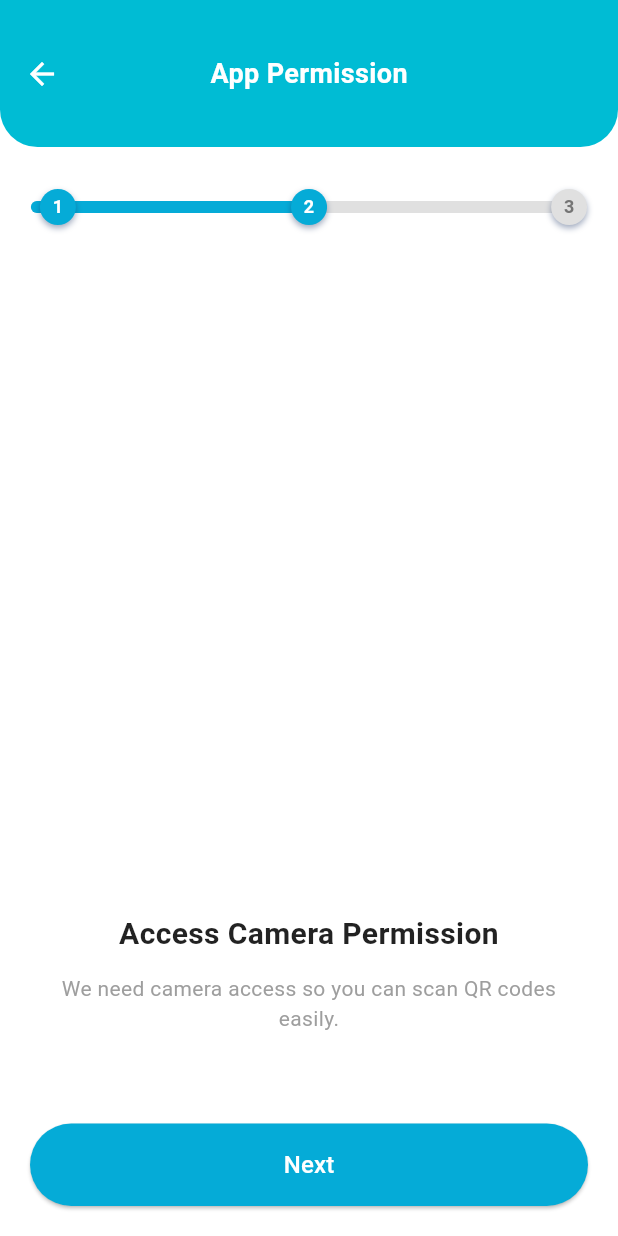
After one commit to LinaMassoud/driver, a Flutter app: the PermissionStepsScreen screen opened by its route, after a tap on "Next", on a phone screen of 412 x 824 dp. The commit adds this screen. Run offline on Flutter 3.47's test engine with Material 3 defaults, Android fonts, the phone set to English and light mode, and no system bars; our stand-ins replace flutter_riverpod, flutter_secure_storage, flutter_svg, geolocator; accounts and stored records are empty; network calls fail; project files that could hold a hidden picture were left out.

Commit message:
permissions

```diff
--- a/lib/main.dart
+++ b/lib/main.dart
@@ -3,6 +3,7 @@ import 'package:driver/providers/language_provider.dart';
 import 'package:driver/screens/homescreen.dart';
 import 'package:driver/screens/languages.dart';
 import 'package:driver/screens/launch_screen.dart';
+import 'package:driver/screens/permissions.dart';
 import 'package:flutter/material.dart';
 import 'package:driver/screens/login_screen.dart';
 import 'package:driver/screens/visits_screen.dart';
@@ -40,6 +41,7 @@ class MyApp extends ConsumerWidget {
         '/home': (context) => const HomePage(),
         '/language': (context) => const LanguagePage(),
         '/visits': (context) => const DriverVisitsScreen(),
+        '/permissions': (context) => const PermissionStepsScreen(),
         // '/profile' key routes to UserProfileScreen widget
       },
     );
--- a/lib/screens/homescreen.dart
+++ b/lib/screens/homescreen.dart
@@ -96,8 +96,8 @@ class HomePage extends ConsumerWidget {
                   padding: const EdgeInsets.only(
                     top: 80,
                     bottom: 16,
-                    left: 16,
-                    right: 16,
+                    left: 30,
+                    right: 30,
                   ),
                   child: Column(
                     mainAxisSize: MainAxisSize.min,
@@ -318,6 +318,9 @@ class HomePage extends ConsumerWidget {
             context,
             loc.appPermission,
             "assets/icons/permission.svg",
+            onTap: () {
+              Navigator.pushNamed(context, '/permissions');
+            },
           ),
           _drawerItem(
             context,
--- /dev/null
+++ b/lib/screens/permissions.dart
@@ -0,0 +1,221 @@
+import 'package:flutter/material.dart';
+
+class PermissionStepsScreen extends StatefulWidget {
+  const PermissionStepsScreen({super.key});
+
+  @override
+  State<PermissionStepsScreen> createState() => _PermissionStepsScreenState();
+}
+
+class _PermissionStepsScreenState extends State<PermissionStepsScreen> {
+  int _currentStep = 0;
+
+  final List<Map<String, String>> _steps = [
+    {
+      "title": "Access Location Permission",
+      "description":
+          "Choose the domestic solution that matches your lifestyle and personalized requirements",
+    },
+    {
+      "title": "Access Camera Permission",
+      "description": "We need camera access so you can scan QR codes easily.",
+    },
+    {
+      "title": "Enable Notifications",
+      "description":
+          "Stay updated with important alerts and notifications instantly.",
+    },
+  ];
+
+  void _nextStep() {
+    if (_currentStep < _steps.length - 1) {
+      setState(() => _currentStep++);
+    } else {
+      Navigator.pop(context);
+      ScaffoldMessenger.of(
+        context,
+      ).showSnackBar(const SnackBar(content: Text("All steps completed!")));
+    }
+  }
+
+  Widget _buildStepIndicator(BuildContext context) {
+    double width = MediaQuery.of(context).size.width * 0.9;
+    double circleRadius = 12;
+    double stepSpacing = (width - 2 * circleRadius) / (_steps.length - 1);
+
+    return SizedBox(
+      width: width,
+      height: 40,
+      child: Stack(
+        alignment: Alignment.center,
+        children: [
+          // Grey full bar goes all the way across
+          Positioned.fill(
+            top: 16,
+            bottom: 16,
+            child: Container(
+              height: 8,
+              decoration: BoxDecoration(
+                color: Colors.grey.shade300,
+                borderRadius: BorderRadius.circular(4),
+              ),
+            ),
+          ),
+
+          // Cyan progress bar (filled behind circles)
+          Positioned(
+            left: 0,
+            right: width - (circleRadius * 2 + stepSpacing * _currentStep),
+            top: 16,
+            bottom: 16,
+            child: Container(
+              height: 8,
+              decoration: BoxDecoration(
+                color: Color(0xFF05ABD7),
+                borderRadius: BorderRadius.circular(4),
+              ),
+            ),
+          ),
+
+          // Circles on top
+          Row(
+            mainAxisAlignment: MainAxisAlignment.spaceBetween,
+            children: List.generate(_steps.length, (index) {
+              final isActive = index <= _currentStep;
+              // Add a small left offset for the first circle
+              double leftOffset = index == 0 ? circleRadius * 0.5 : 0;
+
+              return Transform.translate(
+                offset: Offset(leftOffset, 0),
+                child: Container(
+                  decoration: BoxDecoration(
+                    shape: BoxShape.circle,
+                    boxShadow: [
+                      BoxShadow(
+                        color: const Color(0xFF10295C).withOpacity(0.4),
+                        blurRadius: 3,
+                        spreadRadius: 0,
+                        offset: const Offset(0, 2),
+                      ),
+                    ],
+                  ),
+                  child: CircleAvatar(
+                    radius: circleRadius,
+                    backgroundColor: isActive
+                        ? Color(0xFF05ABD7)
+                        : Colors.grey.shade300,
+                    child: Text(
+                      "${index + 1}",
+                      style: TextStyle(
+                        color: isActive ? Colors.white : Colors.grey.shade600,
+                        fontWeight: FontWeight.bold,
+                        fontSize: 12,
+                      ),
+                    ),
+                  ),
+                ),
+              );
+            }),
+          ),
+        ],
+      ),
+    );
+  }
+
+  @override
+  Widget build(BuildContext context) {
+    final step = _steps[_currentStep];
+
+    return Scaffold(
+      backgroundColor: Colors.white,
+      body: SafeArea(
+        child: Column(
+          children: [
+            // Header
+            Container(
+              width: double.infinity, // full width
+              padding: const EdgeInsets.symmetric(horizontal: 16, vertical: 36),
+              decoration: const BoxDecoration(
+                color: Color(0xFF00BCD4),
+                borderRadius: BorderRadius.only(
+                  bottomLeft: Radius.circular(25),
+                  bottomRight: Radius.circular(25),
+                ),
+              ),
+              child: Stack(
+                alignment: Alignment.center,
+                children: [
+                  const Text(
+                    "App Permission",
+                    style: TextStyle(
+                      color: Colors.white,
+                      fontSize: 18,
+                      fontWeight: FontWeight.bold,
+                    ),
+                  ),
+
+                  Align(
+                    alignment: Alignment.centerLeft,
+                    child: Icon(Icons.arrow_back, color: Colors.white),
+                  ),
+                ],
+              ),
+            ),
+
+            const SizedBox(height: 20),
+
+            // Step indicator
+            Center(child: _buildStepIndicator(context)),
+
+            const Spacer(),
+
+            // Content
+            Padding(
+              padding: const EdgeInsets.symmetric(horizontal: 20),
+              child: Column(
+                children: [
+                  Text(
+                    step["title"]!,
+                    textAlign: TextAlign.center,
+                    style: const TextStyle(
+                      fontSize: 20,
+                      fontWeight: FontWeight.bold,
+                      color: Colors.black87,
+                    ),
+                  ),
+                  const SizedBox(height: 12),
+                  Text(
+                    step["description"]!,
+                    textAlign: TextAlign.center,
+                    style: TextStyle(fontSize: 14, color: Colors.grey),
+                  ),
+                ],
+              ),
+            ),
+
+            const SizedBox(height: 40),
+
+            // Button
+            Padding(
+              padding: const EdgeInsets.all(20.0),
+              child: ElevatedButton(
+                onPressed: _nextStep,
+                style: ElevatedButton.styleFrom(
+                  minimumSize: const Size.fromHeight(55),
+                  backgroundColor: Color(0xFF05ABD7),
+                  shape: RoundedRectangleBorder(
+                    borderRadius: BorderRadius.circular(30),
+                  ),
+                ),
+                child: Text(
+                  _currentStep == _steps.length - 1 ? "Finish" : "Next",
+                  style: const TextStyle(fontSize: 16, color: Colors.white),
+                ),
+              ),
+            ),
+          ],
+        ),
+      ),
+    );
+  }
+}
--- a/lib/widgets/day_item.dart
+++ b/lib/widgets/day_item.dart
@@ -18,7 +18,7 @@ class DayItem extends StatelessWidget {
       children: [
         Text(
           day,
-          style: const TextStyle(fontSize: 14, fontWeight: FontWeight.w600),
+          style: const TextStyle(fontSize: 15, fontWeight: FontWeight.w600),
         ),
         const SizedBox(height: 6),
         Container(
@@ -30,6 +30,7 @@ class DayItem extends StatelessWidget {
           child: Text(
             date,
             style: TextStyle(
+              fontSize: 12,
               color: selected ? Colors.white : Color(0xFF9EA5A6),
               fontWeight: FontWeight.w500,
             ),
```
